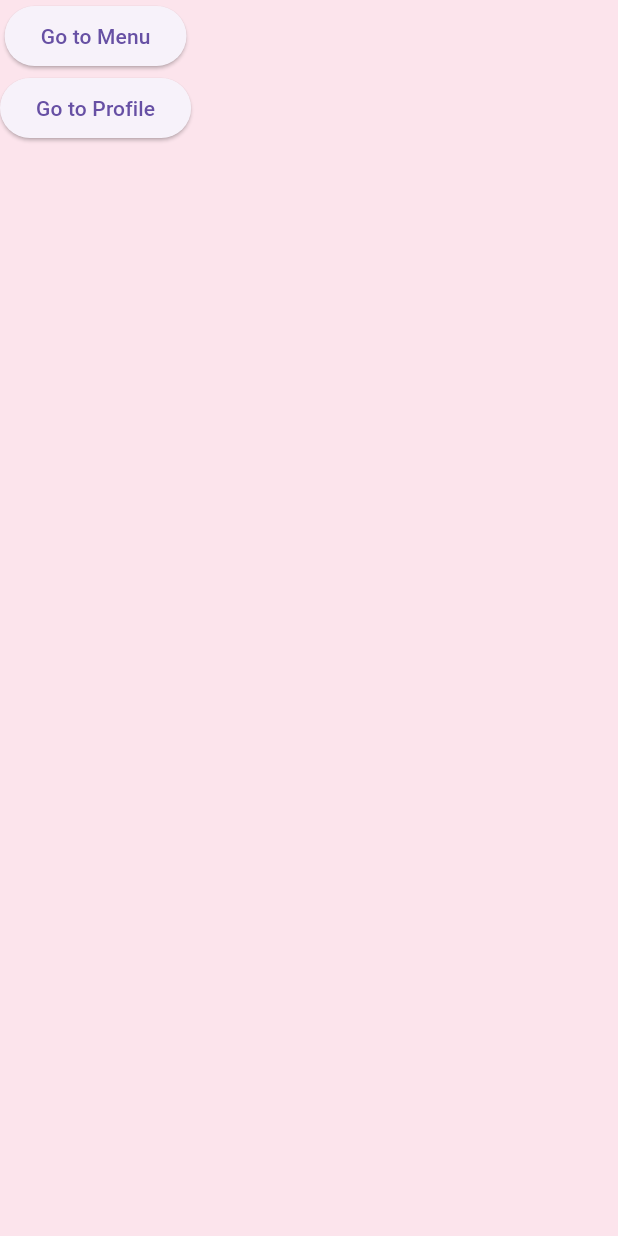
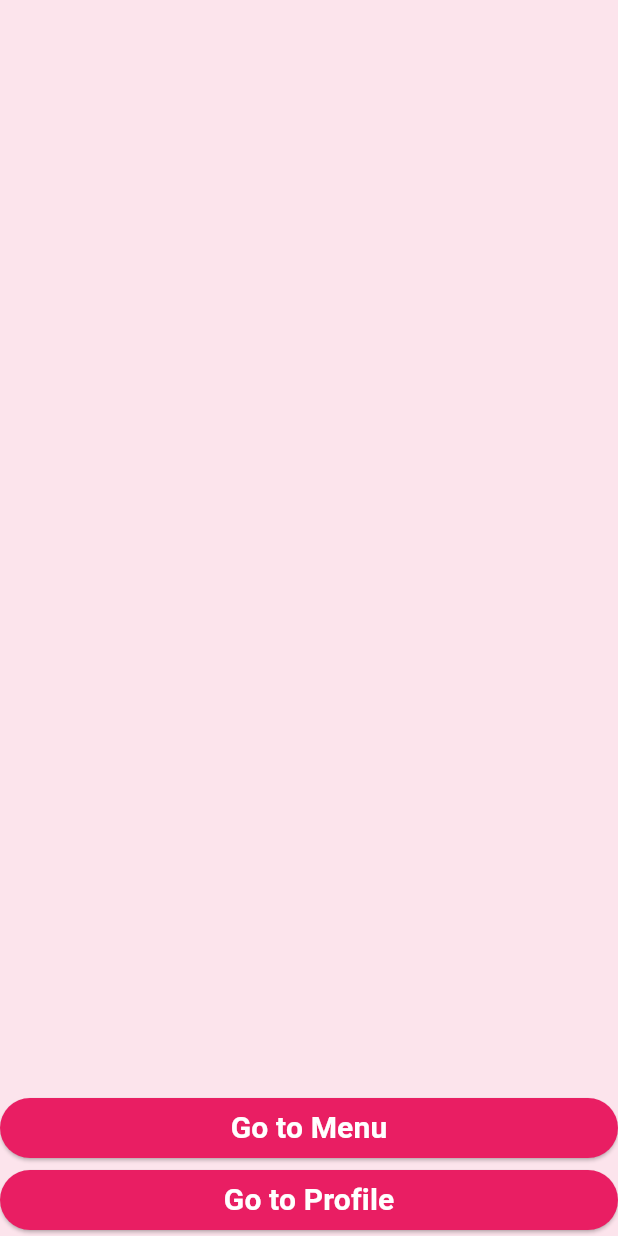
Before and after one commit to aileen717/front, a Flutter app: the Dashboard screen opened directly, on a phone screen of 412 x 824 dp. Run offline on Flutter 3.47's test engine with Material 3 defaults, Android fonts, the light colour scheme and no system bars.

Commit message:
updated log in

```diff
--- a/lib/home.dart
+++ b/lib/home.dart
@@ -22,7 +22,7 @@ class _HomeState extends State<Home> {
             fontWeight: FontWeight.bold,
           ),
         ),
-        backgroundColor: Colors.pink[500],
+        backgroundColor: Colors.pink,
         centerTitle: true,
       ),
       body: Padding(
@@ -140,8 +140,7 @@ class _HomeState extends State<Home> {
                     style: TextStyle(
                       color: Colors.white,
                       fontWeight: FontWeight.bold,
-                      letterSpacing: 2.0,
-                      fontSize: 15.0,
+                      fontSize: 20.0,
                     ),
                   ),
                   style: ButtonStyle(
--- a/lib/pages/dashboard.dart
+++ b/lib/pages/dashboard.dart
@@ -15,18 +15,42 @@ class _DashboardState extends State<Dashboard> {
       body: Container(
         child: SafeArea(
           child: Column(
+            mainAxisAlignment: MainAxisAlignment.end,
+            crossAxisAlignment: CrossAxisAlignment.stretch,
             children: [
               ElevatedButton(
                 onPressed: (){
                   Navigator.pushNamed(context, '/menu');
                 },
-                child: Text('Go to Menu'),
+                child: Text('Go to Menu',
+                  style: TextStyle(
+                    color: Colors.white,
+                    fontWeight: FontWeight.bold,
+                    fontSize: 20.0,
+                  ),
+                ),
+                style: ButtonStyle(
+                  backgroundColor: WidgetStateProperty.all(
+                    Colors.pink,
+                  ),
+                ),
               ),
               ElevatedButton(
                 onPressed: (){
                   Navigator.pushNamed(context, '/profile');
                 },
-                child: Text("Go to Profile"),
+                child: Text("Go to Profile",
+                  style: TextStyle(
+                    color: Colors.white,
+                    fontWeight: FontWeight.bold,
+                    fontSize: 20.0,
+                  ),
+                ),
+                style: ButtonStyle(
+                  backgroundColor: WidgetStateProperty.all(
+                    Colors.pink,
+                  ),
+                ),
               ),
             ],
           ),
--- a/lib/pages/login.dart
+++ b/lib/pages/login.dart
@@ -25,7 +25,6 @@ class _LoginState extends State<Login> {
                 'Welcome Back!',
                 style: TextStyle(
                   fontWeight: FontWeight.w700,
-                  letterSpacing: 2.0,
                   fontSize: 24.0,
                 ),
               ),
```
Also changed, not shown: lib/pages/menu.dart (+6 -1 lines).
